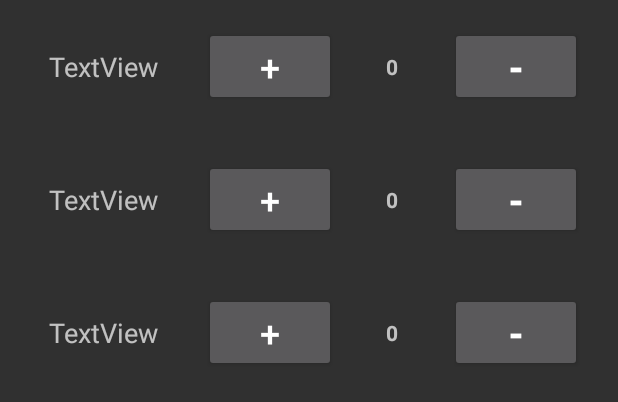
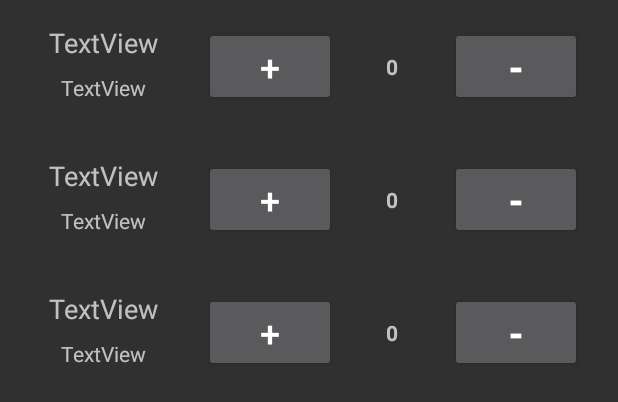
Before and after one commit to arechawla/AstroWorld_SpaceTrader, an Android app: the layout fragment_buy_itemlist.xml on its own in the app's theme, with its tools: preview values and no code run, on a phone screen of 412 x 824 dp. Shown: the top 402 px of the screen. Run offline under Robolectric (Android 15) with nearby library versions, the phone set to English and light mode, and no system bars.

Commit message:
added price

```diff
--- a/app/src/main/java/com/gatech/astroworld/spacetrader/views/market/Buy_Item_RecyclerAdapter.java
+++ b/app/src/main/java/com/gatech/astroworld/spacetrader/views/market/Buy_Item_RecyclerAdapter.java
@@ -46,7 +46,8 @@ public class Buy_Item_RecyclerAdapter extends RecyclerView.Adapter<Buy_Item_Recy
     @Override
     public void onBindViewHolder(ViewHolder holder, int position) {
         holder.mItem = mValues.get(position);
-        holder.mContentView.setText(mValues.get(position).getName());;
+        holder.mContentView.setText(mValues.get(position).getName());
+        holder.mPriceView.setText(Integer.toString(mValues.get(position).getPrice()));
 
     }
     @Override
@@ -60,6 +61,7 @@ public class Buy_Item_RecyclerAdapter extends RecyclerView.Adapter<Buy_Item_Recy
         public View mView;
         public TextView mIdView;
         public TextView mContentView;
+        public TextView mPriceView;
         public Store.MarketGood mItem;
         public int textCount = 0;
 
@@ -70,6 +72,7 @@ public class Buy_Item_RecyclerAdapter extends RecyclerView.Adapter<Buy_Item_Recy
             mView = view;
             mIdView = view.findViewById(R.id.item_number);
             mContentView = view.findViewById(R.id.itemName);
+            mPriceView = view.findViewById(R.id.itemPrice);
             final TextView itemCountText = view.findViewById(R.id.countText);
             final TextView showName = view.findViewById(R.id.itemName);
             Button plusButton = mView.findViewById(R.id.plusButton);
--- a/app/src/main/res/layout/fragment_market_buy_item.xml
+++ b/app/src/main/res/layout/fragment_market_buy_item.xml
@@ -24,9 +24,20 @@
             android:textSize="18sp"
             app:layout_constraintBottom_toBottomOf="parent"
             app:layout_constraintEnd_toEndOf="parent"
-            app:layout_constraintHorizontal_bias="0.5"
             app:layout_constraintStart_toStartOf="parent"
-            app:layout_constraintTop_toTopOf="parent" />
+            app:layout_constraintTop_toTopOf="parent"
+            app:layout_constraintVertical_bias="0.139" />
+
+        <TextView
+            android:id="@+id/itemPrice"
+            android:layout_width="wrap_content"
+            android:layout_height="wrap_content"
+            android:layout_marginTop="8dp"
+            android:text="TextView"
+            app:layout_constraintEnd_toEndOf="@+id/itemName"
+            app:layout_constraintStart_toStartOf="@+id/itemName"
+            app:layout_constraintTop_toBottomOf="@+id/itemName" />
+
     </androidx.constraintlayout.widget.ConstraintLayout>
 
     <LinearLayout
```
Also changed, not shown: app/src/main/java/com/gatech/astroworld/spacetrader/model/Store.java (+4 -4 lines), app/src/main/java/com/gatech/astroworld/spacetrader/views/market/Sell_ItemFragment.java (+4 -3 lines).
